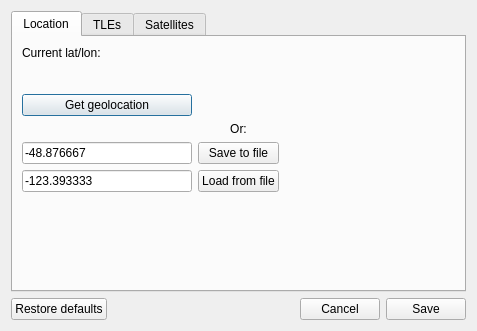
Qt form ui files/Preferences.ui (z-taylor/Satellite-tracker-reworked) before a commit.
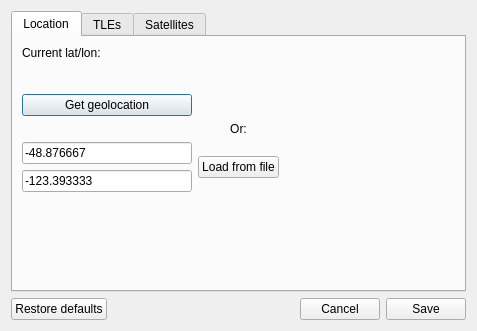
The same form after that commit.

Diff of the .ui file:
```diff
--- a/ui files/Preferences.ui
+++ b/ui files/Preferences.ui
@@ -69,13 +69,6 @@
          </property>
         </spacer>
        </item>
-       <item row="4" column="1">
-        <widget class="QPushButton" name="LoadButton">
-         <property name="text">
-          <string>Load from file</string>
-         </property>
-        </widget>
-       </item>
        <item row="0" column="0" colspan="3">
         <widget class="QLabel" name="CurrentLatLon">
          <property name="sizePolicy">
@@ -101,13 +94,6 @@
          </property>
         </widget>
        </item>
-       <item row="3" column="1">
-        <widget class="QPushButton" name="SaveButton">
-         <property name="text">
-          <string>Save to file</string>
-         </property>
-        </widget>
-       </item>
        <item row="1" column="1" colspan="2">
         <spacer name="horizontalSpacer">
          <property name="orientation">
@@ -144,6 +130,13 @@
          </property>
         </widget>
        </item>
+       <item row="3" column="1" rowspan="2">
+        <widget class="QPushButton" name="LoadButton">
+         <property name="text">
+          <string>Load from file</string>
+         </property>
+        </widget>
+       </item>
       </layout>
      </widget>
      <widget class="QWidget" name="tab_2">
```
Left out of the diff: 42 changed lines with no effect on the pictures.
